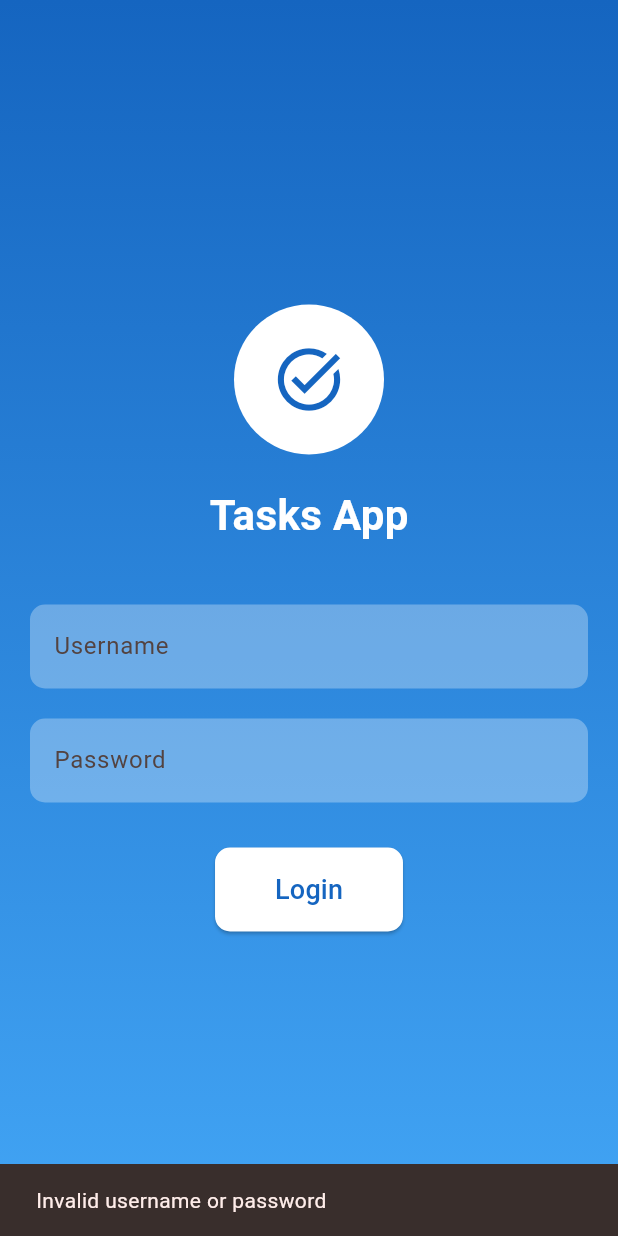
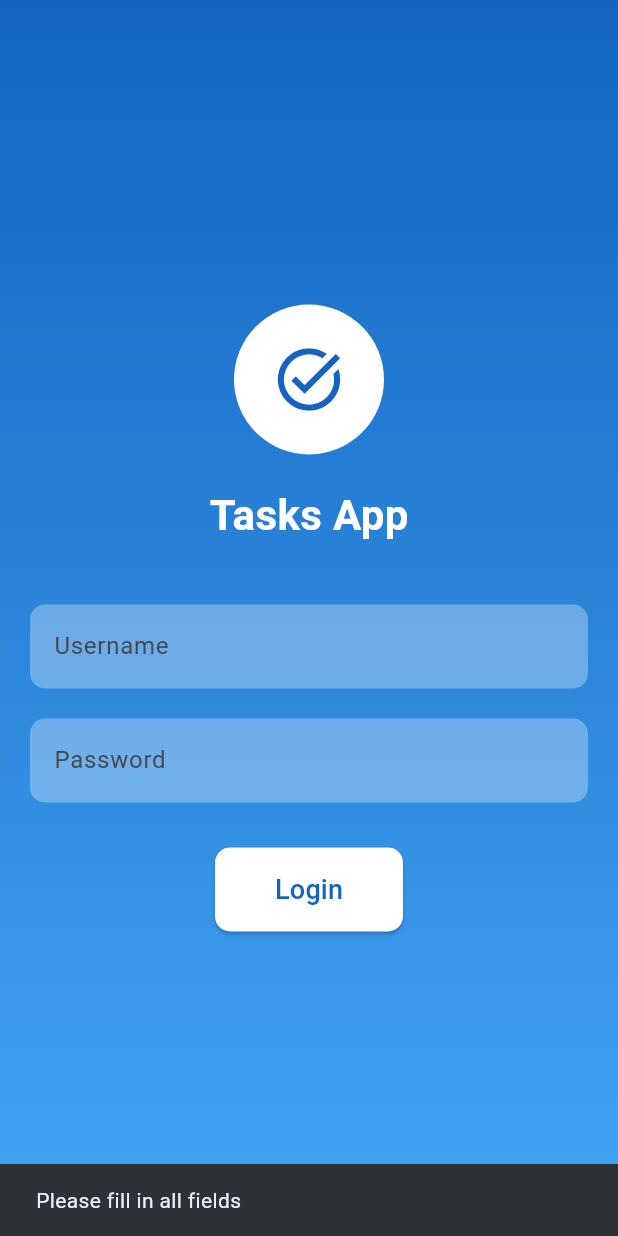
Before and after one commit to mpmarfisi/flutter_projects, a Flutter app: the screen it shows after launch, after a tap on "Login", on a phone screen of 412 x 824 dp. Run offline on Flutter 3.47's test engine with Material 3 defaults, Android fonts, the phone set to English and light mode, and no system bars; our stand-ins replace floor, flutter_colorpicker, flutter_riverpod, go_router, riverpod, sqflite; accounts and stored records are empty; generated files the repository leaves out were written again; network calls fail.

Commit message:
Error control and small fixes

```diff
--- a/04_tasks-app-db/lib/core/theme/app_theme.dart
+++ b/04_tasks-app-db/lib/core/theme/app_theme.dart
@@ -8,7 +8,7 @@ class AppTheme {
   AppTheme({
     this.selectedColor = const Color.fromARGB(255, 255, 0, 0),
     this.isDarkMode = false,
-    this.fontSize = 14.0, // Default font size
+    this.fontSize = 16.0, // Default font size
   });
 
   ThemeData getTheme() {
--- a/04_tasks-app-db/lib/main.dart
+++ b/04_tasks-app-db/lib/main.dart
@@ -12,7 +12,7 @@ Future<void> main() async {
 
   // Initialize the database and measure initialization time
   final stopwatch = Stopwatch()..start();
-  database = await AppDatabase.create('tasks_app_database.db');
+  database = await AppDatabase.create('tasks_app_database_final.db');
   stopwatch.stop();
   log('Database initialized in ${stopwatch.elapsed.inMilliseconds}ms');
 
--- a/04_tasks-app-db/lib/presentation/screens/detail_screen.dart
+++ b/04_tasks-app-db/lib/presentation/screens/detail_screen.dart
@@ -155,7 +155,7 @@ class SlideFirstView extends StatelessWidget {
             children: [
               ClipRRect(
                 borderRadius: BorderRadius.circular(8),
-                child: task.imageUrl == null ? Image.asset('lib/assets/images/checklist.png') :
+                child: task.imageUrl == null ? Image.asset('lib/assets/images/checklist.png', height: 200) :
                 Image.network(
                   task.imageUrl!,
                   height: 200,
--- a/04_tasks-app-db/lib/presentation/screens/edit_screen.dart
+++ b/04_tasks-app-db/lib/presentation/screens/edit_screen.dart
@@ -100,8 +100,8 @@ class _EditScreenState extends State<EditScreen> {
                 items: List.generate(
                   4,
                   (index) => DropdownMenuItem(
-                    value: index,
-                    child: Text('Priority $index'),
+                    value: 3-index,
+                    child: Text('Priority ${3-index}'),
                   ),
                 ),
                 onChanged: (value) {
--- a/04_tasks-app-db/lib/presentation/screens/login_screen.dart
+++ b/04_tasks-app-db/lib/presentation/screens/login_screen.dart
@@ -16,25 +16,46 @@ class _LoginScreenState extends State<LoginScreen> {
   final TextEditingController passwordController = TextEditingController();
 
   void _login() async {
+    if (usernameController.text.isEmpty || passwordController.text.isEmpty) {
+      ScaffoldMessenger.of(context).showSnackBar(
+        const SnackBar(content: Text('Please fill in all fields')),
+      );
+      return;
+    }
+
     final UserDao userDao = database.userDao;
     final User? user = await userDao.getUserByUsername(usernameController.text);
 
-    if (user != null && user.password == passwordController.text) {
+    if (user == null) {
+      ScaffoldMessenger.of(context).showSnackBar(
+        const SnackBar(content: Text('Username does not exist')),
+      );
+      return;
+    }
+
+    if (user.password != passwordController.text) {
+      ScaffoldMessenger.of(context).showSnackBar(
+        const SnackBar(content: Text('Incorrect password')),
+      );
+      return;
+    }
+
     // Navigate to the home screen
-      if(!mounted) return;
+    if (!mounted) return;
     context.go('/home', extra: user.username);
-    } else {
-      // Show an error message
-      if(!mounted) return;
-      ScaffoldMessenger.of(context).showSnackBar(
-        const SnackBar(content: Text('Invalid username or password')),
-      );
-    }
   }
 
   @override
   Widget build(BuildContext context) {
-    return Scaffold(
+    return Theme(
+      data: ThemeData(
+        colorScheme: ColorScheme.fromSeed(
+          seedColor: Colors.blue,
+          brightness: Brightness.light,
+        ),
+        useMaterial3: true,
+      ),
+      child: Scaffold(
         body: Container(
           decoration: BoxDecoration(
             gradient: LinearGradient(
@@ -74,7 +95,7 @@ class _LoginScreenState extends State<LoginScreen> {
                     controller: usernameController,
                     decoration: InputDecoration(
                       hintText: 'Username',
-                    hintStyle: const TextStyle(fontSize: 16),
+                      // hintStyle: const TextStyle(fontSize: 16),
                       // hintStyle: const TextStyle(color: Colors.white),
                       filled: true,
                       fillColor: Colors.white.withOpacity(0.3),
@@ -92,7 +113,7 @@ class _LoginScreenState extends State<LoginScreen> {
                     obscureText: true,
                     decoration: InputDecoration(
                       hintText: 'Password',
-                    hintStyle: const TextStyle(fontSize: 16),
+                      // hintStyle: const TextStyle(fontSize: 16),
                       // hintStyle: const TextStyle(color: Colors.white),
                       filled: true,
                       fillColor: Colors.white.withOpacity(0.3),
@@ -128,6 +149,7 @@ class _LoginScreenState extends State<LoginScreen> {
             ),
           ),
         ),
+      ),
     );
   }
 }
--- a/04_tasks-app-db/lib/presentation/screens/settings_screen.dart
+++ b/04_tasks-app-db/lib/presentation/screens/settings_screen.dart
@@ -26,7 +26,7 @@ class SettingsScreen extends ConsumerWidget {
               value: appTheme.isDarkMode,
               onChanged: (value) => themeNotifier.setDarkMode(value),
             ),
-            const SizedBox(height: 20),
+            const Divider(),
             ListTile(
               // contentPadding: EdgeInsets.zero,
               title: Row(
@@ -78,7 +78,7 @@ class SettingsScreen extends ConsumerWidget {
                 child: const Text('Change'),
               ),
             ),
-            const SizedBox(height: 20),
+            const Divider(),
             ListTile(
               title: const Text('Font Size'),
               subtitle: Slider(
```
Also changed, not shown: 04_tasks-app-db/lib/core/database/database.dart (+8 -1 lines), 04_tasks-app-db/lib/presentation/screens/profile_screen.dart (+13 -4 lines), 04_tasks-app-db/lib/assets/images/avatar.png (added). Lines whose indentation alone changed are shown as unchanged.
